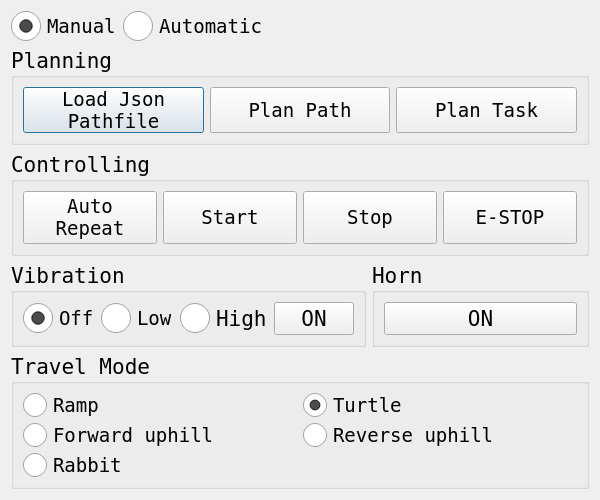
The window that roller_control/localui.ui (sragin/roller_control) describes before a commit, drawn with Qt 5.
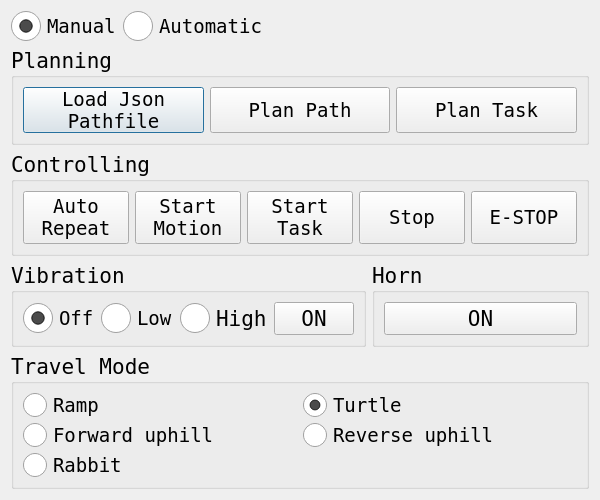
The same window after the commit.

Commit message: feat: auto task 기능구현

```diff
--- a/roller_control/localui.ui
+++ b/roller_control/localui.ui
@@ -218,6 +218,32 @@
           </property>
          </widget>
         </item>
+        <item>
+         <widget class="QPushButton" name="pushButtonStartMotion">
+          <property name="sizePolicy">
+           <sizepolicy hsizetype="Minimum" vsizetype="MinimumExpanding">
+            <horstretch>0</horstretch>
+            <verstretch>0</verstretch>
+           </sizepolicy>
+          </property>
+          <property name="minimumSize">
+           <size>
+            <width>0</width>
+            <height>40</height>
+           </size>
+          </property>
+          <property name="font">
+           <font>
+            <family>DejaVu Sans Mono</family>
+            <pointsize>14</pointsize>
+           </font>
+          </property>
+          <property name="text">
+           <string>Start
+Motion</string>
+          </property>
+         </widget>
+        </item>
         <item>
          <widget class="QPushButton" name="pushButtonStartTask">
           <property name="sizePolicy">
@@ -239,7 +265,8 @@
            </font>
           </property>
           <property name="text">
-           <string>Start</string>
+           <string>Start
+Task</string>
           </property>
          </widget>
         </item>
```
The commit also changes 3 other files.
